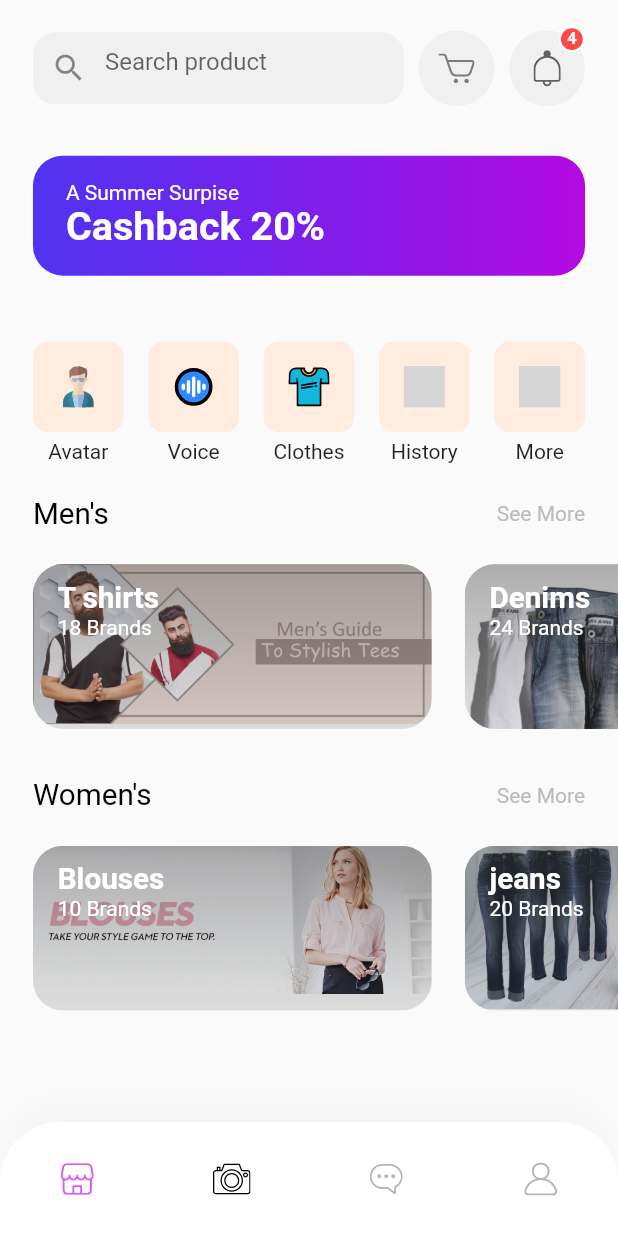
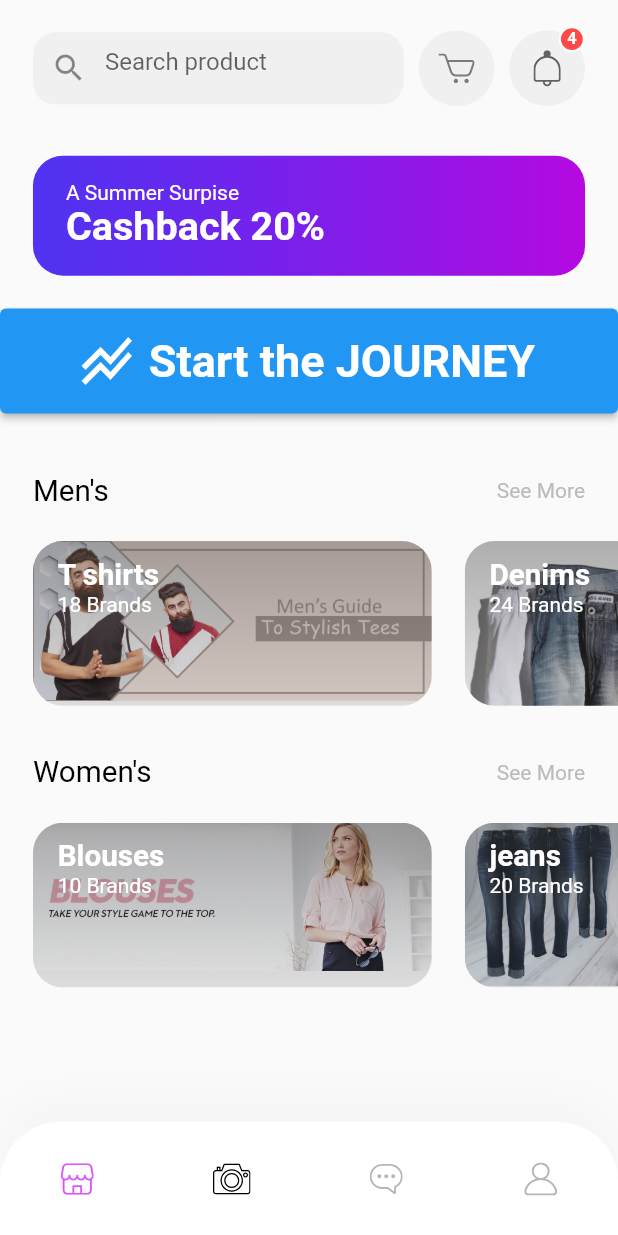
Before and after one commit to Charitha615/ELEGANT-FRONTEND, a Flutter app: the HomeScreen screen opened directly, on a phone screen of 412 x 824 dp. Run offline on Flutter 3.47's test engine with Material 2 defaults, Android fonts, the light colour scheme and no system bars; our stand-ins replace dio, file_picker, flutter_spinkit, flutter_svg, flutter_tts, fluttertoast and 7 more; missing offline and left inert: flutter_cube, ssh; accounts and stored records are empty; network calls fail; grey boxes are pictures that could not be loaded.

Commit message:
home page

```diff
--- a/lib/screens/home/components/body.dart
+++ b/lib/screens/home/components/body.dart
@@ -5,6 +5,7 @@ import 'discount_banner.dart';
 import 'home_header.dart';
 import 'popular_product.dart';
 import 'special_offers.dart';
+import 'startAvatarCreate.dart';
 
 class Body extends StatelessWidget {
   @override
@@ -17,7 +18,8 @@ class Body extends StatelessWidget {
             HomeHeader(),
             SizedBox(height: getProportionateScreenWidth(10)),
             DiscountBanner(),
-            Categories(),
+            StartAvatar(),
+            // Categories(),
             SpecialOffers(),
             SizedBox(height: getProportionateScreenWidth(30)),
             PopularProducts(),
--- a/lib/screens/home/components/categories.dart
+++ b/lib/screens/home/components/categories.dart
@@ -17,26 +17,26 @@ class Categories extends StatelessWidget {
         "text": "Avatar",
         "press": "Avatar()"
       },
-      {
-        "icon": "assets/icons/voice-one-svgrepo-com.svg",
-        "text": "Voice",
-        "press": "VoicePage()"
-      },
-      {
-        "icon": "assets/icons/baseball-clothes-svgrepo-com.svg",
-        "text": "Clothes ",
-        "press": "VoicePage()"
-      },
-      {
-        "icon": "assets/icons/history-svgrepo-com (1).svg",
-        "text": "History",
-        "press": "VoicePage()"
-      },
-      {
-        "icon": "assets/icons/more-svgrepo-com.svg",
-        "text": "More",
-        "press": "VoicePage()"
-      },
+      // {
+      //   "icon": "assets/icons/voice-one-svgrepo-com.svg",
+      //   "text": "Voice",
+      //   "press": "VoicePage()"
+      // },
+      // {
+      //   "icon": "assets/icons/baseball-clothes-svgrepo-com.svg",
+      //   "text": "Clothes ",
+      //   "press": "VoicePage()"
+      // },
+      // {
+      //   "icon": "assets/icons/history-svgrepo-com (1).svg",
+      //   "text": "History",
+      //   "press": "VoicePage()"
+      // },
+      // {
+      //   "icon": "assets/icons/more-svgrepo-com.svg",
+      //   "text": "More",
+      //   "press": "VoicePage()"
+      // },
     ];
     return Padding(
       padding: EdgeInsets.all(getProportionateScreenWidth(20)),
--- /dev/null
+++ b/lib/screens/home/components/startAvatarCreate.dart
@@ -0,0 +1,110 @@
+import 'package:elegant_fit_on/components/size_config.dart';
+import 'package:flutter/material.dart';
+
+import '../../3DAvatar/instruct.dart';
+
+class StartAvatar extends StatelessWidget {
+  const StartAvatar({
+    Key? key,
+  }) : super(key: key);
+
+  @override
+  Widget build(BuildContext context) {
+    return GestureDetector(
+
+
+      onTap: () {
+
+              // Navigator.push(
+              //   context,
+              //   MaterialPageRoute(
+              //     builder: (context) => categories[index]["press"],
+              //   ),
+              // );
+              // Navigator.push(
+              //   context,
+              //   MaterialPageRoute(
+              //     builder: (context) => VoicePage(),
+              //   ),
+              // );
+              showDialog(
+                context: context,
+                builder: (BuildContext context) => instruct(),
+              );
+
+      },
+      child: Column(
+        children: [
+          // ElevatedButton(
+          //       style: ElevatedButton.styleFrom(
+          //           // The width will be 100% of the parent widget
+          //           // The height will be 60
+          //           minimumSize: const Size.fromHeight(60)),
+          //       onPressed: () {},
+          //       icon: const Icon(Icons.run_circle),
+          //       child: const Text('Elevated Button')),
+
+                  ElevatedButton.icon(
+                style: OutlinedButton.styleFrom(
+                    // the height is 50, the width is full
+                    minimumSize: const Size.fromHeight(70)),
+                onPressed: () {   showDialog(
+                context: context,
+                builder: (BuildContext context) => instruct(),
+              );},
+                icon: const Icon(Icons.stacked_line_chart_sharp,size: 40,),
+                label: const Text('Start the JOURNEY', style: TextStyle(
+                fontSize: 30,
+                fontWeight: FontWeight.bold,
+              ),)),
+            const SizedBox(height: 40),
+            // OutlinedButton.icon(
+            //     style: OutlinedButton.styleFrom(
+            //         // the height is 50, the width is full
+            //         minimumSize: const Size.fromHeight(50)),
+            //     onPressed: () {},
+            //     icon: const Icon(Icons.run_circle),
+            //     label: const Text('Outlined Button')),
+          // Container(
+
+          //   // alignment: Alignment.center,
+          //   // height: 90,
+          //   width: double.infinity,
+          //   margin: EdgeInsets.all(getProportionateScreenWidth(20)),
+          //   padding: EdgeInsets.symmetric(
+          //     horizontal: getProportionateScreenWidth(20),
+          //     vertical: getProportionateScreenWidth(15),
+          //   ),
+
+          //   decoration: BoxDecoration(
+          //     gradient: LinearGradient(
+          //       colors: [
+          //         Color.fromARGB(210, 44, 9, 241),
+          //         Color.fromARGB(255, 181, 10, 224),
+          //       ],
+          //       begin: Alignment.centerLeft,
+          //       end: Alignment.centerRight,
+          //     ),
+          //     borderRadius: BorderRadius.circular(20),
+          //   ),
+          //   child: Text.rich(
+          //     TextSpan(
+          //       style: TextStyle(color: Color.fromARGB(253, 255, 255, 255)),
+          //       children: [
+          //         TextSpan(text: "A Summer Surpise\n"),
+          //         TextSpan(
+          //           text: "Cashback 20%",
+          //           style: TextStyle(
+          //             fontSize: getProportionateScreenWidth(24),
+          //             fontWeight: FontWeight.bold,
+          //           ),
+          //         ),
+          //       ],
+          //     ),
+          //   ),
+          // ),
+        ],
+      ),
+    );
+  }
+}
--- a/pubspec.yaml
+++ b/pubspec.yaml
@@ -54,6 +54,7 @@ dependencies:
   flutter_cube: ^0.1.1
   http: ^0.13.5
   flutter_spinkit: ^5.1.0
+  camera: ^0.9.4+11
 
   # video_player: ^2.4.0
   # native_video_view: ^1.0.5
```
Also changed, not shown: pubspec.lock.
